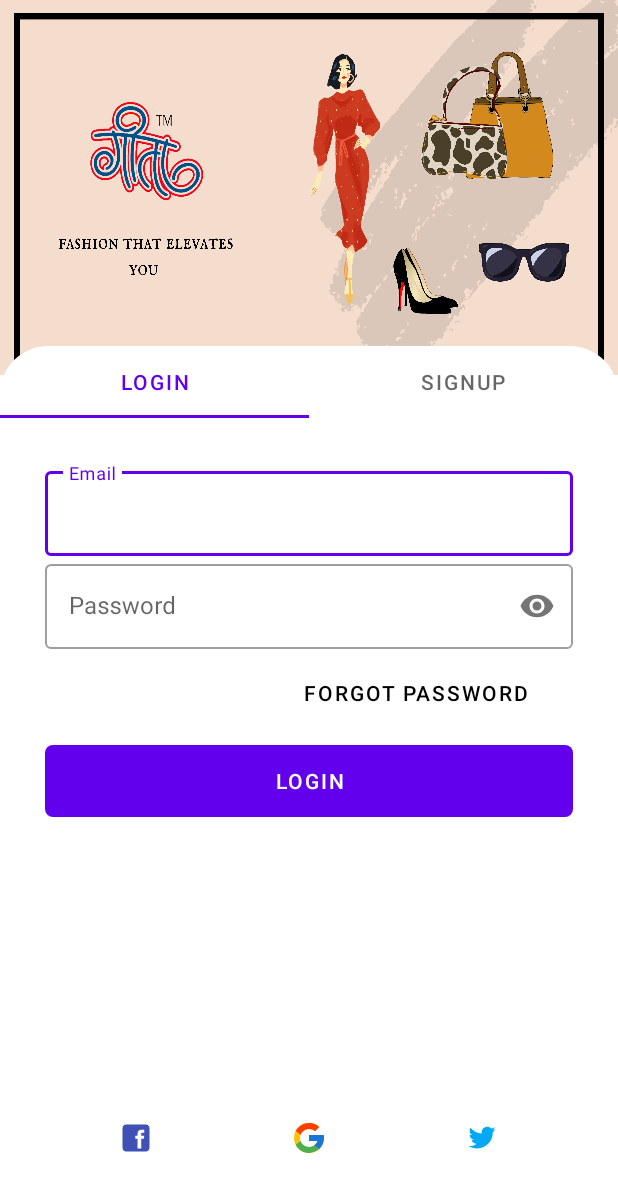
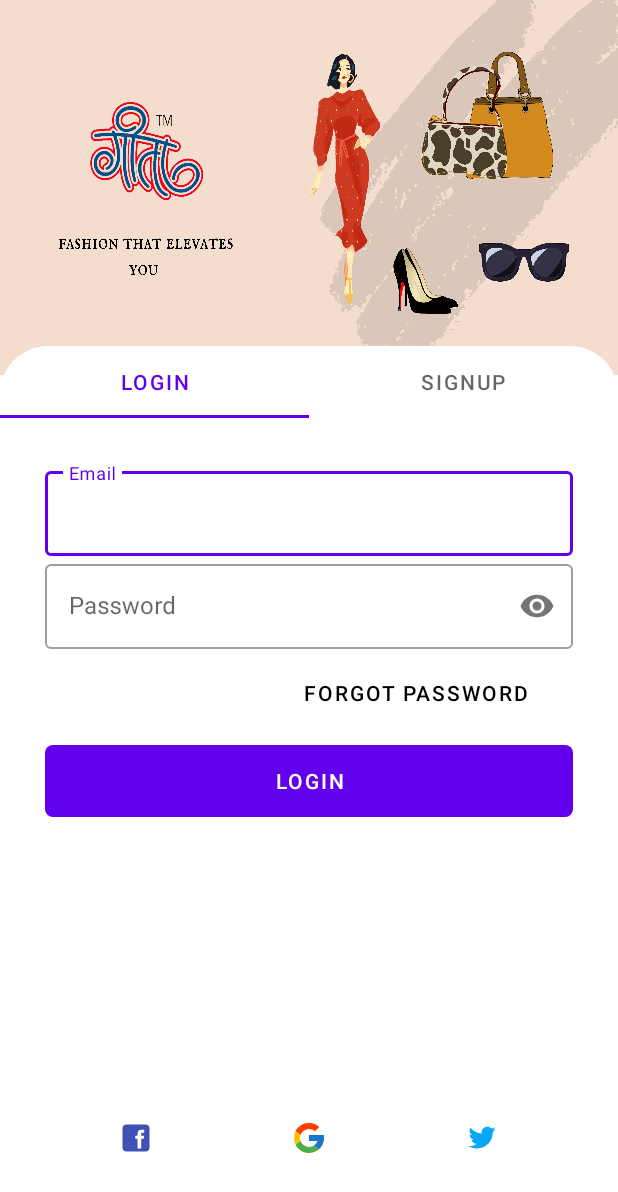
Before and after one commit to ShreyasKulkarni899/Geeta_Dresses, an Android app: the screen it shows after launch (MainActivity), on a phone screen of 412 x 824 dp. Shown: the top 1192 px of the screen. Run offline under Robolectric (Android 15) with nearby library versions, the phone set to English and light mode, and no system bars; Roboto replaces fonts that are not available here.

Commit message:
banner changed - Shreyas

```diff
--- a/app/src/main/res/layout/activity_main.xml
+++ b/app/src/main/res/layout/activity_main.xml
@@ -10,7 +10,7 @@
         android:id="@+id/view"
         android:layout_width="match_parent"
         android:layout_height="250dp"
-        android:background="@drawable/banner"
+        android:background="@drawable/banner2"
         app:layout_constraintBottom_toBottomOf="parent"
         app:layout_constraintEnd_toEndOf="parent"
         app:layout_constraintStart_toStartOf="parent"
```
Also changed, not shown: app/src/main/res/drawable/banner.png (deleted), app/src/main/res/drawable/banner2.png (added).
